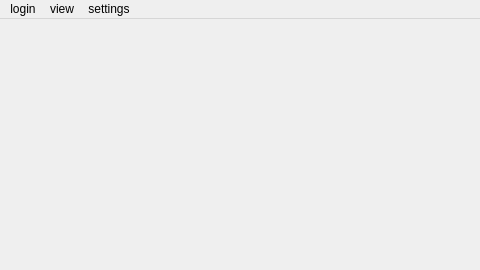
The window that monitor/mainwindow.ui (jiazaizhong52/monitor) describes before a commit, drawn with Qt 5.
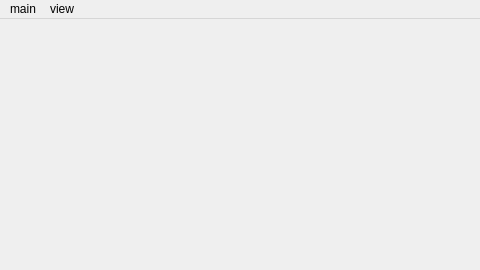
The same window after the commit.

What changed in the file:
```diff
--- a/monitor/mainwindow.ui
+++ b/monitor/mainwindow.ui
@@ -48,19 +48,13 @@
     <addaction name="actionview_camera"/>
     <addaction name="actionview_photoList"/>
    </widget>
-   <widget class="QMenu" name="menulogin">
+   <widget class="QMenu" name="menumain">
     <property name="title">
-     <string>login</string>
+     <string>main</string>
     </property>
    </widget>
-   <widget class="QMenu" name="menusettings">
-    <property name="title">
-     <string>settings</string>
-    </property>
-   </widget>
-   <addaction name="menulogin"/>
+   <addaction name="menumain"/>
    <addaction name="menuview"/>
-   <addaction name="menusettings"/>
   </widget>
   <action name="actionview_resistance">
    <property name="text">
```
Left out of the diff: 20 changed lines with no effect on the pictures.
